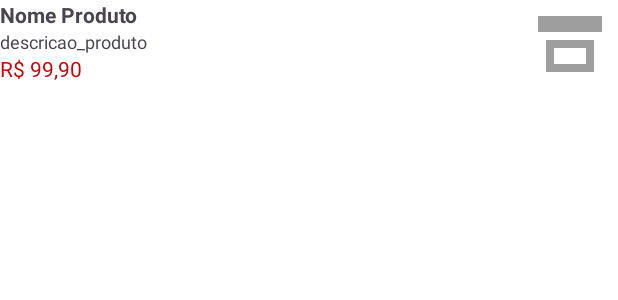
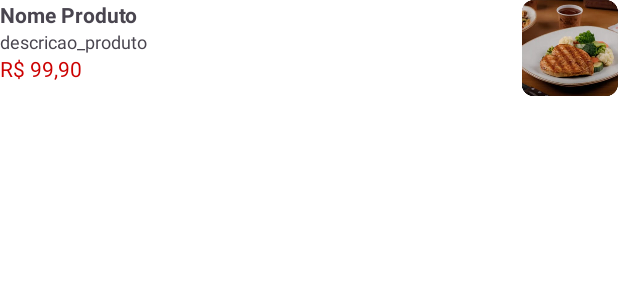
Before and after one commit to BRADDTELES/Desafio_Componente_de_Listagem_Por_Equipe, an Android app: the layout item_produtos.xml on its own in the app's theme, with its tools: preview values and no code run, on a phone screen of 412 x 824 dp. Shown: the top 300 px of the screen. Run offline under Robolectric (Android 15) with nearby library versions, the phone set to English and light mode, and no system bars.

Commit message:
fix: substituída botao voltar da activity_detalhes_produto e a imagem dos itens dos recyclers (item_produts e item_produtos_destaque)

```diff
--- a/app/src/main/res/layout/activity_detalhes_restaurante.xml
+++ b/app/src/main/res/layout/activity_detalhes_restaurante.xml
@@ -20,10 +20,10 @@
         android:layout_height="48dp"
         android:layout_marginTop="16dp"
         android:layout_marginStart="16dp"
-        android:background="@drawable/circle_white_bg"
+        android:background="@drawable/circulo_branco"
         android:contentDescription="@string/label_back"
         android:elevation="8dp"
-        android:src="@drawable/ic_arrow_back"
+        android:src="@drawable/ic_seta_esquerda"
         android:padding="10dp"
         app:layout_constraintStart_toStartOf="parent"
         app:layout_constraintTop_toTopOf="@id/imgCapa" />
--- a/app/src/main/res/layout/item_produtos.xml
+++ b/app/src/main/res/layout/item_produtos.xml
@@ -50,7 +50,7 @@
         android:layout_width="64dp"
         android:layout_height="64dp"
         android:scaleType="centerCrop"
-        android:src="@drawable/ic_restaurant_placeholder"
+        android:src="@drawable/destaque1"
         app:layout_constraintTop_toTopOf="parent"
         app:layout_constraintBottom_toBottomOf="parent"
         app:layout_constraintEnd_toEndOf="parent"/>
--- a/app/src/main/res/layout/item_produtos_destaque.xml
+++ b/app/src/main/res/layout/item_produtos_destaque.xml
@@ -13,7 +13,7 @@
         android:layout_marginEnd="16dp"
         android:background="@android:color/darker_gray"
         android:scaleType="centerCrop"
-        android:src="@drawable/ic_launcher_foreground"
+        android:src="@drawable/destaque1"
         app:layout_constraintEnd_toEndOf="parent"
         app:layout_constraintStart_toStartOf="parent"
         app:layout_constraintTop_toTopOf="parent" />
```
